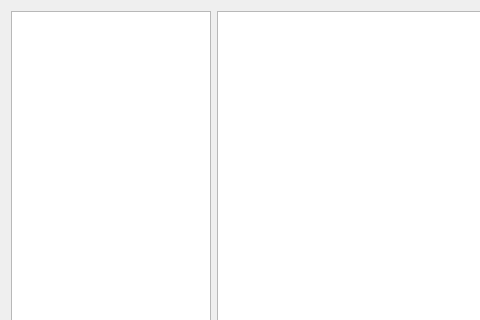
lk2322/Project_YANDEX, file client/main.ui: the form before one commit; both pictures show x 0 to 480 and y 0 to 320 of the 965 by 752 pixel window.
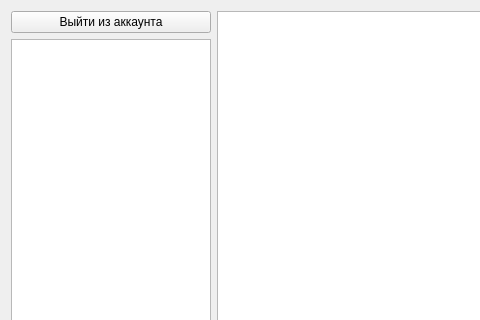
The form after the commit.

Diff of the .ui file:
```diff
--- a/client/main.ui
+++ b/client/main.ui
@@ -16,7 +16,7 @@
   <layout class="QGridLayout" name="gridLayout">
    <item row="0" column="0" rowspan="5" colspan="2">
     <layout class="QGridLayout" name="gridLayout_2">
-     <item row="0" column="0">
+     <item row="1" column="0">
       <widget class="QListWidget" name="listWidget">
        <property name="maximumSize">
         <size>
@@ -26,7 +26,7 @@
        </property>
       </widget>
      </item>
-     <item row="1" column="0">
+     <item row="2" column="0">
       <layout class="QHBoxLayout" name="horizontalLayout_3">
        <item>
         <widget class="QLineEdit" name="lineEdit_2">
@@ -53,6 +53,13 @@
        </item>
       </layout>
      </item>
+     <item row="0" column="0">
+      <widget class="QPushButton" name="pushButton_3">
+       <property name="text">
+        <string>Выйти из аккаунта</string>
+       </property>
+      </widget>
+     </item>
     </layout>
    </item>
    <item row="0" column="3" rowspan="5">
```
